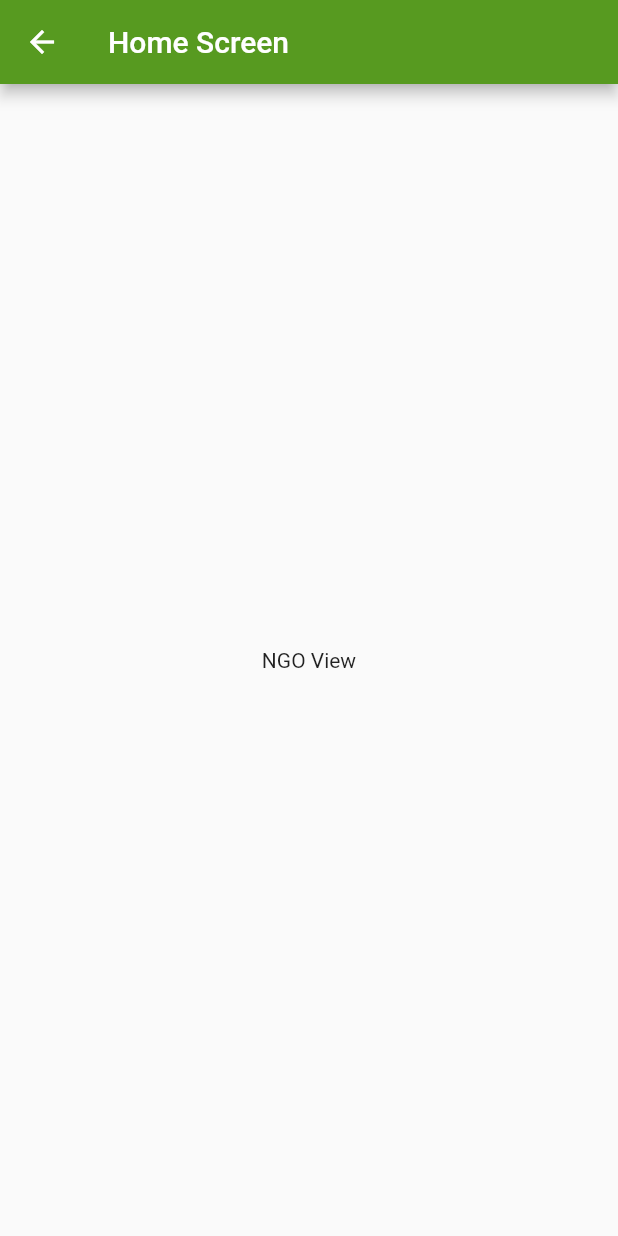
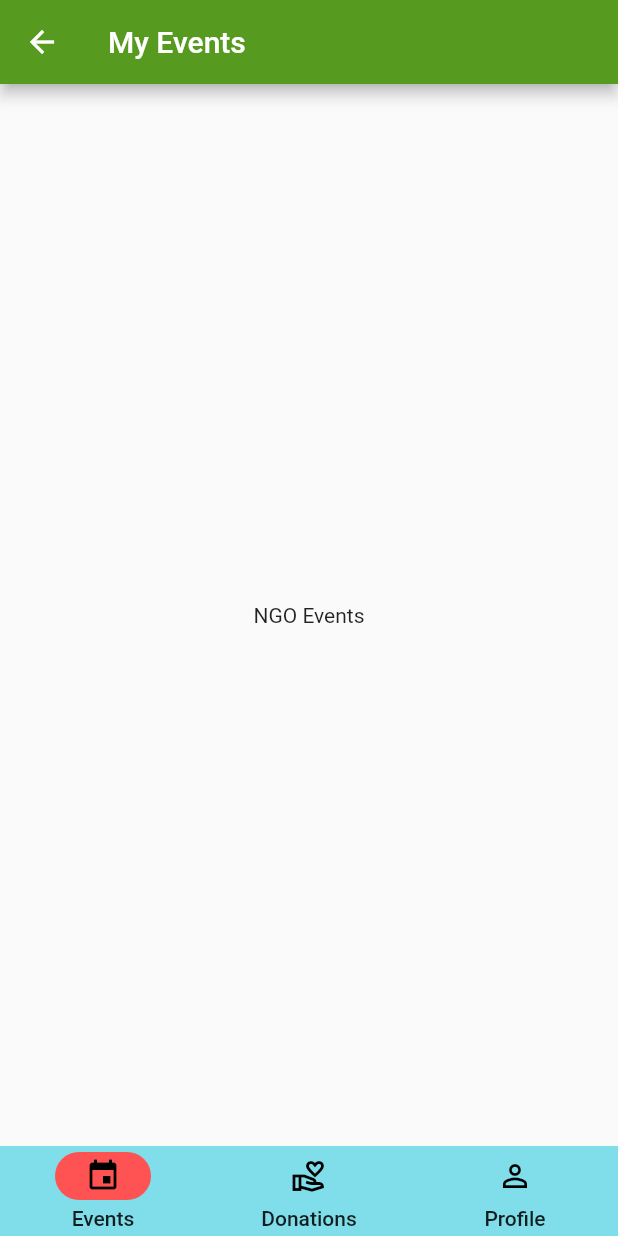
Before and after one commit to anusha-c18/bubble_2.0, a Flutter app: the NGOPortal screen opened directly, on a phone screen of 412 x 824 dp. Run offline on Flutter 3.47's test engine with Material 2 defaults, Android fonts, the phone set to English and light mode, and no system bars; our stand-ins replace progress_indicators.

Commit message:
navbar implemented for NGO view
added bottomnavbar to switch between page views for the ngo portal

```diff
--- /dev/null
+++ b/lib/ngo-view/ngo-events.dart
@@ -0,0 +1,18 @@
+import 'package:flutter/material.dart';
+import 'package:bubble/styles.dart';
+
+class NGOEvents extends StatefulWidget {
+  const NGOEvents({Key? key}) : super(key: key);
+
+  @override
+  State<NGOEvents> createState() => _NGOEventState();
+}
+
+class _NGOEventState extends State<NGOEvents> {
+  @override
+  Widget build(BuildContext context) {
+    return Center(
+      child: Text("NGO Events"),
+    );
+  }
+}
--- a/lib/ngo-view/ngo-portal.dart
+++ b/lib/ngo-view/ngo-portal.dart
@@ -1,17 +1,45 @@
 import 'package:flutter/material.dart';
 import 'package:bubble/styles.dart';
-class NGOPortal extends StatelessWidget {
+
+import 'ngo-events.dart';
+import 'ngo-donations.dart';
+import 'ngo-profile.dart';
+
+
+class NGOPortal extends StatefulWidget {
   const NGOPortal({Key? key}) : super(key: key);
+
+  @override
+  State<NGOPortal> createState() => _NGOPortalState();
+}
+
+class _NGOPortalState extends State<NGOPortal> {
+  int index = 0;
+  final titles = ["My Events","My Donations","My Profile"];
+  final screens = [
+    NGOEvents(),
+    NGODonations(),
+    NGOProfile()
+  ];
 
   @override
   Widget build(BuildContext context) {
     return Scaffold(
       appBar: AppBar(
         backgroundColor: BubbleTheme().themeData.backgroundColor,
-        title: Text("Home Screen"),
-    ),
-      body: Center(
-        child: Text("NGO View"),
+        title: Text(titles[index]),
+        //automaticallyImplyLeading: false, // to disable the back button on the appbar
+      ),
+      body: screens[index],
+
+      bottomNavigationBar: NavigationBar(
+        selectedIndex: index,
+        onDestinationSelected: (index)=>setState(()=>this.index = index),
+        destinations: [
+          NavigationDestination(icon: Icon(Icons.event_outlined), label: 'Events', selectedIcon: Icon(Icons.event)),
+          NavigationDestination(icon: Icon(Icons.volunteer_activism_outlined), label: 'Donations', selectedIcon: Icon(Icons.volunteer_activism),),
+          NavigationDestination(icon: Icon(Icons.person_outline), label: 'Profile', selectedIcon: Icon(Icons.person)),
+        ],
       ),
     );
   }
--- a/lib/styles.dart
+++ b/lib/styles.dart
@@ -24,5 +24,13 @@ class BubbleTheme{
       minWidth: 150,
     ),
 
+    navigationBarTheme: NavigationBarThemeData(
+      height: 60,
+      backgroundColor: Colors.cyan.shade200,
+      indicatorColor: Colors.redAccent.shade200,
+      labelTextStyle: MaterialStateProperty.all(
+        TextStyle(fontSize: 14,fontWeight: FontWeight.w500)
+      )
+    )
   );
 }
```
Also changed, not shown: lib/ngo-view/ngo-donations.dart (added, +18 -0 lines), lib/ngo-view/ngo-profile.dart (added, +18 -0 lines).
